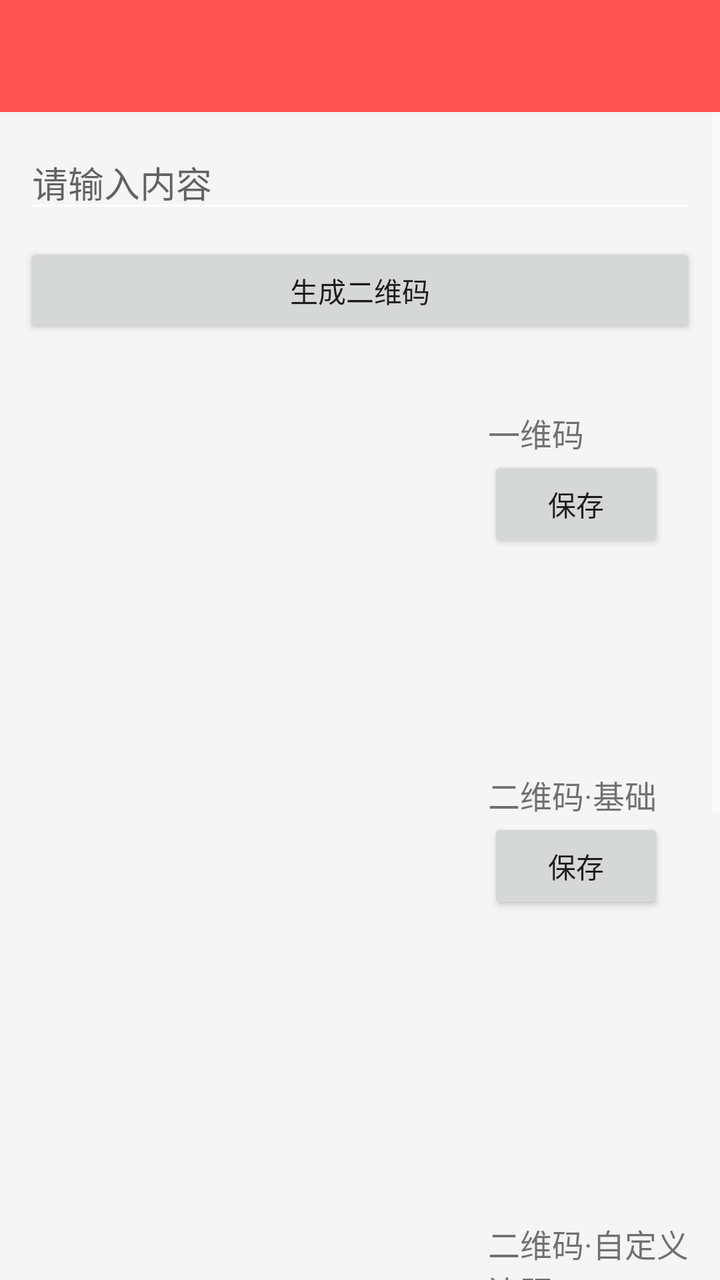
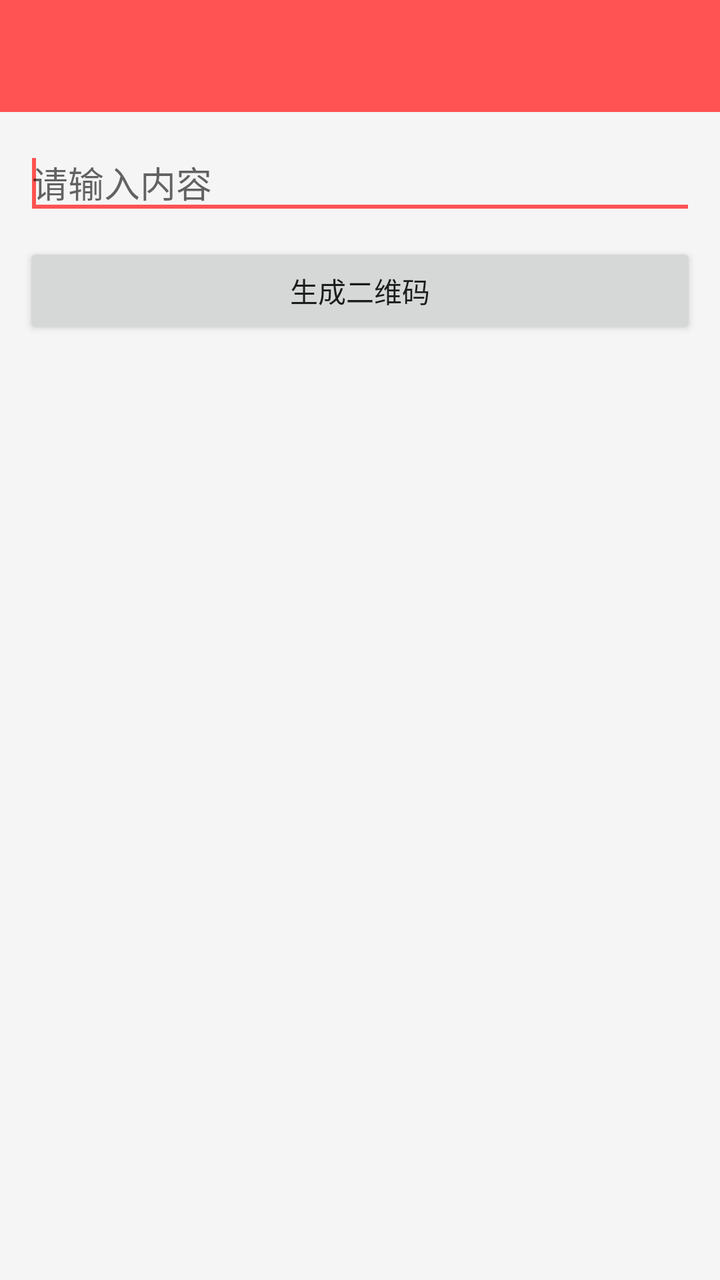

An Android layout rendered at two revisions. The XML below is the earlier revision; the diff shows what the commit changed to produce the second picture.
<!-- AndroidManifest.xml: application theme AppTheme -->
<!-- res/layout/activity_create_qrcode.xml -->
<?xml version="1.0" encoding="utf-8"?>
<LinearLayout xmlns:android="http://schemas.android.com/apk/res/android"
    xmlns:app="http://schemas.android.com/apk/res-auto"
    android:layout_width="match_parent"
    android:layout_height="match_parent"
    android:orientation="vertical"
    android:fitsSystemWindows="true">

    
    <androidx.appcompat.widget.Toolbar
        android:id="@+id/toolbar"
        app:popupTheme="@style/ToolbarPopupTheme"
        android:layout_width="match_parent"
        android:layout_height="wrap_content"
        app:titleTextColor="@android:color/white"
        android:background="@color/colorAccent"
        />

    <ScrollView
        android:layout_width="match_parent"
        android:layout_height="0dp"
        android:layout_weight="1">

        <LinearLayout
            android:layout_width="match_parent"
            android:layout_height="wrap_content"
            android:orientation="vertical"
            android:padding="12dp">

            <EditText
                android:id="@+id/input"
                android:layout_width="match_parent"
                android:layout_height="wrap_content"
                android:hint="@string/create_input_hint" />

            <Button
                android:id="@+id/btnCreate"
                android:layout_width="match_parent"
                android:layout_height="wrap_content"
                android:layout_marginTop="10dp"
                android:text="@string/create_btn_generate" />

            
            <LinearLayout
                android:layout_width="match_parent"
                android:layout_height="wrap_content"
                android:layout_marginTop="16dp"
                android:orientation="horizontal"
                android:gravity="center_vertical">

                <ImageView
                    android:id="@+id/imgBarcode"
                    android:layout_width="220dp"
                    android:layout_height="110dp"
                    android:contentDescription="@string/create_label_barcode"
                    android:scaleType="centerInside" />

                <LinearLayout
                    android:layout_width="0dp"
                    android:layout_height="wrap_content"
                    android:layout_weight="1"
                    android:layout_marginLeft="12dp"
                    android:orientation="vertical">

                    <TextView
                        android:layout_width="wrap_content"
                        android:layout_height="wrap_content"
                        android:text="@string/create_label_barcode"
                        android:textSize="16sp" />

                    <Button
                        android:id="@+id/btnSaveBarcode"
                        android:layout_width="wrap_content"
                        android:layout_height="wrap_content"
                        android:text="@string/create_save" />
                </LinearLayout>
            </LinearLayout>

            
            <LinearLayout
                android:layout_width="match_parent"
                android:layout_height="wrap_content"
                android:layout_marginTop="16dp"
                android:orientation="horizontal"
                android:gravity="center_vertical">

                <ImageView
                    android:id="@+id/imgBasic"
                    android:layout_width="220dp"
                    android:layout_height="220dp"
                    android:contentDescription="@string/create_label_basic"
                    android:scaleType="centerInside" />

                <LinearLayout
                    android:layout_width="0dp"
                    android:layout_height="wrap_content"
                    android:layout_weight="1"
                    android:layout_marginLeft="12dp"
                    android:orientation="vertical">

                    <TextView
                        android:layout_width="wrap_content"
                        android:layout_height="wrap_content"
                        android:text="@string/create_label_basic"
                        android:textSize="16sp" />

                    <Button
                        android:id="@+id/btnSaveBasic"
                        android:layout_width="wrap_content"
                        android:layout_height="wrap_content"
                        android:text="@string/create_save" />
                </LinearLayout>
            </LinearLayout>

            
            <LinearLayout
                android:layout_width="match_parent"
                android:layout_height="wrap_content"
                android:layout_marginTop="16dp"
                android:orientation="horizontal"
                android:gravity="center_vertical">

                <ImageView
                    android:id="@+id/imgPadding"
                    android:layout_width="220dp"
                    android:layout_height="220dp"
                    android:contentDescription="@string/create_label_padding"
                    android:scaleType="centerInside" />

                <LinearLayout
                    android:layout_width="0dp"
                    android:layout_height="wrap_content"
                    android:layout_weight="1"
                    android:layout_marginLeft="12dp"
                    android:orientation="vertical">

                    <TextView
                        android:layout_width="wrap_content"
                        android:layout_height="wrap_content"
                        android:text="@string/create_label_padding"
                        android:textSize="16sp" />

                    <Button
                        android:id="@+id/btnSavePadding"
                        android:layout_width="wrap_content"
                        android:layout_height="wrap_content"
                        android:text="@string/create_save" />
                </LinearLayout>
            </LinearLayout>

            
            <LinearLayout
                android:layout_width="match_parent"
                android:layout_height="wrap_content"
                android:layout_marginTop="16dp"
                android:layout_marginBottom="16dp"
                android:orientation="horizontal"
                android:gravity="center_vertical">

                <ImageView
                    android:id="@+id/imgLogo"
                    android:layout_width="220dp"
                    android:layout_height="220dp"
                    android:contentDescription="@string/create_label_logo"
                    android:scaleType="centerInside" />

                <LinearLayout
                    android:layout_width="0dp"
                    android:layout_height="wrap_content"
                    android:layout_weight="1"
                    android:layout_marginLeft="12dp"
                    android:orientation="vertical">

                    <TextView
                        android:layout_width="wrap_content"
                        android:layout_height="wrap_content"
                        android:text="@string/create_label_logo"
                        android:textSize="16sp" />

                    <Button
                        android:id="@+id/btnSaveLogo"
                        android:layout_width="wrap_content"
                        android:layout_height="wrap_content"
                        android:text="@string/create_save" />
                </LinearLayout>
            </LinearLayout>

        </LinearLayout>

    </ScrollView>

</LinearLayout>
<!-- resources referenced by this layout -->
<resources>
  <color name="colorAccent">#FF5252</color>
  <string name="create_btn_generate">生成二维码</string>
  <string name="create_input_hint">请输入内容</string>
  <string name="create_label_barcode">一维码</string>
  <string name="create_label_basic">二维码·基础</string>
  <string name="create_label_logo">二维码·带Logo</string>
  <string name="create_label_padding">二维码·自定义边距</string>
  <string name="create_save">保存</string>
  <style name="ToolbarPopupTheme" parent="Widget.AppCompat.Light.PopupMenu.Overflow">
          <item name="overlapAnchor">false</item>  
          <item name="android:colorBackground">@android:color/white</item>  
          
          <item name="android:textColorPrimary">@android:color/black</item>
      </style>
  <style name="AppTheme" parent="Theme.AppCompat.Light.NoActionBar">
          
          <item name="colorPrimary">@color/colorPrimary</item>
          <item name="colorPrimaryDark">@color/colorPrimaryDark</item>
          <item name="colorAccent">@color/colorAccent</item>
  
          
          <item name="android:textColorSecondary">@android:color/white</item>
  
          
          <item name="android:textAllCaps">false</item>
  
          
          <item name="android:windowBackground">@color/page_bg</item>
  
      </style>
  <color name="colorPrimary">#FF5252</color>
  <color name="colorPrimaryDark">#FF5252</color>
  <color name="page_bg">#FFF5F5F5</color>
</resources>

<!-- the commit's change to res/layout/activity_create_qrcode.xml (unified diff, before → after) -->
@@ -31,7 +31,10 @@
                 android:id="@+id/input"
                 android:layout_width="match_parent"
                 android:layout_height="wrap_content"
-                android:hint="@string/create_input_hint" />
+                android:hint="@string/create_input_hint">
+
+                <requestFocus />
+            </EditText>
 
             <Button
                 android:id="@+id/btnCreate"
@@ -42,6 +45,8 @@
 
             
             <LinearLayout
+                android:id="@+id/rowBarcode"
+                android:visibility="gone"
                 android:layout_width="match_parent"
                 android:layout_height="wrap_content"
                 android:layout_marginTop="16dp"
@@ -78,6 +83,8 @@
 
             
             <LinearLayout
+                android:id="@+id/rowBasic"
+                android:visibility="gone"
                 android:layout_width="match_parent"
                 android:layout_height="wrap_content"
                 android:layout_marginTop="16dp"
@@ -114,6 +121,8 @@
 
             
             <LinearLayout
+                android:id="@+id/rowPadding"
+                android:visibility="gone"
                 android:layout_width="match_parent"
                 android:layout_height="wrap_content"
                 android:layout_marginTop="16dp"
@@ -150,6 +159,8 @@
 
             
             <LinearLayout
+                android:id="@+id/rowLogo"
+                android:visibility="gone"
                 android:layout_width="match_parent"
                 android:layout_height="wrap_content"
                 android:layout_marginTop="16dp"
